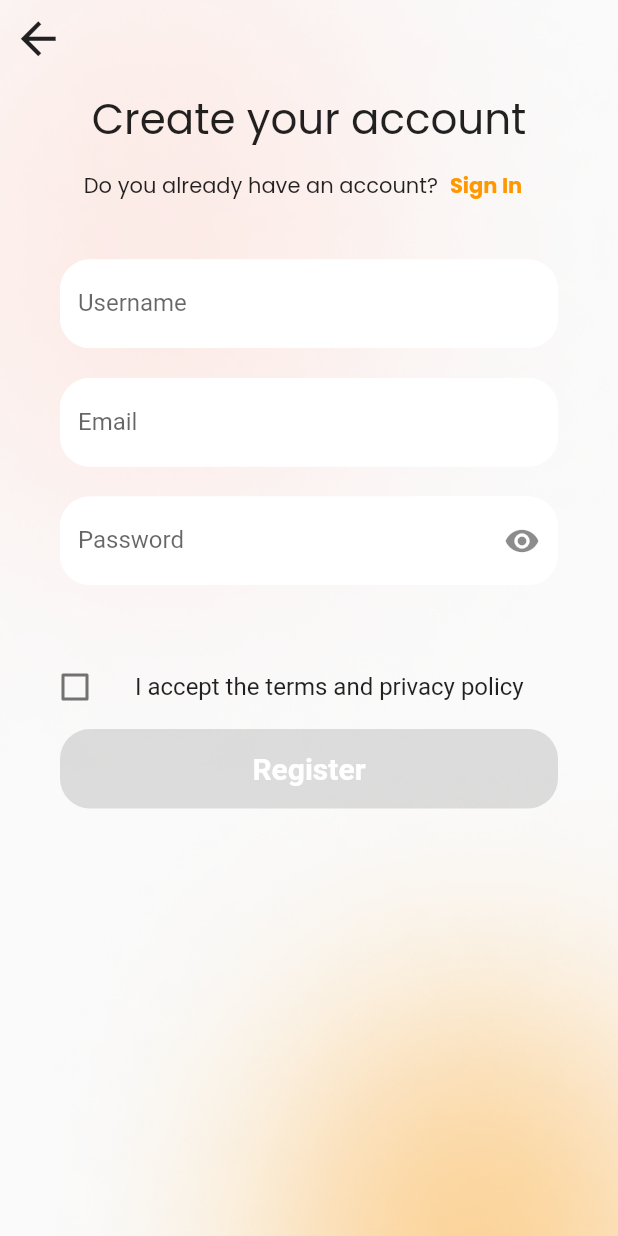
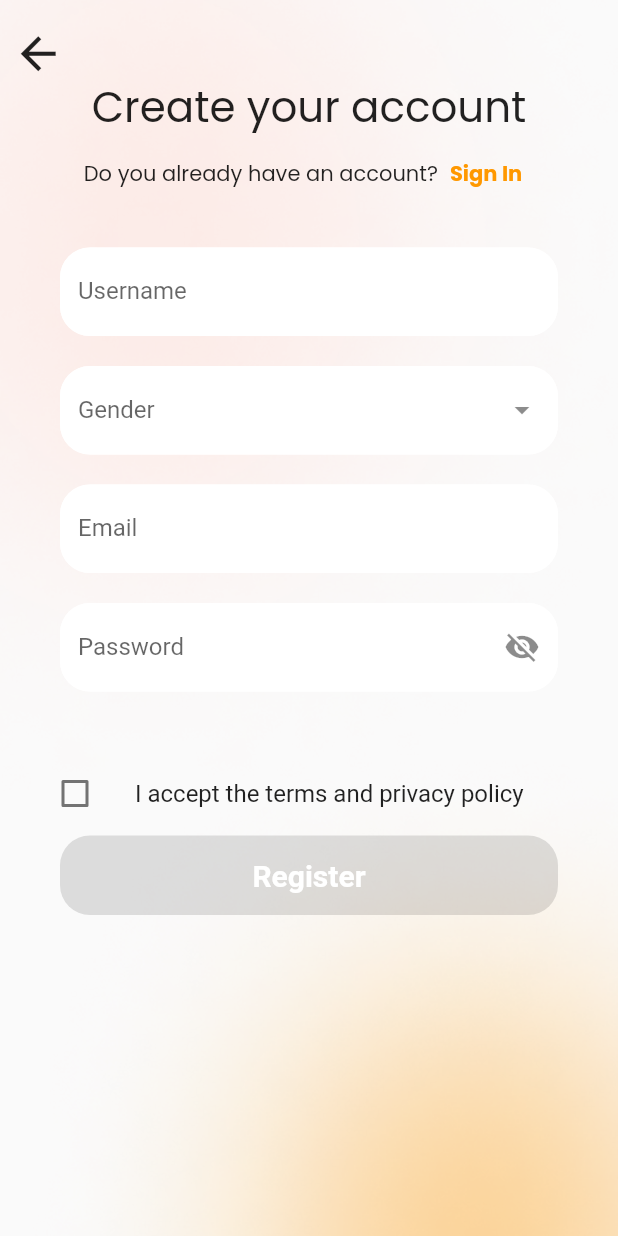
Before and after one commit to samyutomo/hybrd-app, a Flutter app: the SignUpMember screen opened directly, on a phone screen of 412 x 824 dp. Run offline on Flutter 3.47's test engine with Material 2 defaults, Android fonts, the phone set to English and light mode, and no system bars; our stand-ins replace lottie; missing offline and left inert: onboarding.

Commit message:
fix signup script, create signin page

```diff
--- a/lib/authentication/sign_up.dart
+++ b/lib/authentication/sign_up.dart
@@ -1,4 +1,5 @@
 import 'package:flutter/material.dart';
+import 'package:hybrd_app/authentication/sign_in.dart';
 
 class SignUpMember extends StatelessWidget {
   const SignUpMember({Key? key}) : super(key: key);
@@ -11,7 +12,10 @@ class SignUpMember extends StatelessWidget {
               children: [
                 Image.asset(
                   'images/background.png',
-          width: MediaQuery.of(context).size.width,
+                  width: MediaQuery
+                      .of(context)
+                      .size
+                      .width,
                   height: double.infinity,
                   fit: BoxFit.cover,
                 ),
@@ -20,18 +24,7 @@ class SignUpMember extends StatelessWidget {
                     crossAxisAlignment: CrossAxisAlignment.stretch,
                     children: [
                       Container(
-                alignment: Alignment.centerLeft,
-                child: IconButton(
-                    onPressed: () {
-                      Navigator.pop(context);
-                    },
-                    icon: const Icon(
-                      Icons.arrow_back,
-                      size: 35,
-                    )),
-              ),
-              Container(
-                margin: const EdgeInsets.only(top: 10),
+                        margin: const EdgeInsets.only(top: 50),
                         child: const Text(
                           "Create your account",
                           textAlign: TextAlign.center,
@@ -48,17 +41,16 @@ class SignUpMember extends StatelessWidget {
                           children: [
                             const Text(
                               "Do you already have an account?",
-                      style: TextStyle(fontFamily: 'Poppins', fontSize: 14),
+                              style: TextStyle(
+                                  fontFamily: 'Poppins', fontSize: 14),
                             ),
                             TextButton(
                               onPressed: () {
-                        showDialog(
-                            context: context,
-                            builder: (context) {
-                              return const AlertDialog(
-                                content: Text("Sign In"),
-                              );
-                            });
+                                Navigator.push(context, MaterialPageRoute(
+                                    builder: (context){
+                                      return const SignInMember();
+                                    }
+                                ));
                               },
                               child: const Text(
                                 "Sign In",
@@ -72,10 +64,63 @@ class SignUpMember extends StatelessWidget {
                           ],
                         ),
                       ),
-              const Padding(
-                padding: EdgeInsets.symmetric(horizontal: 40.0, vertical: 10.0),
-                child: TextField(
-                    decoration: InputDecoration(
+                      const InputField()
+                    ],
+                  ),
+                ),
+                Positioned(
+                  top: 10,
+                  child: Container(
+                    alignment: Alignment.centerLeft,
+                    child: IconButton(
+                        onPressed: () {
+                          Navigator.pop(context);
+                        },
+                        icon: const Icon(
+                          Icons.arrow_back,
+                          size: 35,
+                        )),
+                  ),
+                )
+              ],
+            )));
+  }
+}
+
+class InputField extends StatefulWidget {
+  const InputField({Key? key}) : super(key: key);
+
+  @override
+  State<StatefulWidget> createState() => _InputFieldState();
+}
+
+class _InputFieldState extends State<InputField> {
+  bool _hidePassword = true;
+  bool _agreeTerm = false;
+  final TextEditingController _controller = TextEditingController();
+  final _formKey = GlobalKey<FormState>();
+
+  @override
+  Widget build(BuildContext context) {
+    return Form(
+      key: _formKey,
+      child: Column(
+        crossAxisAlignment: CrossAxisAlignment.stretch,
+          children: [
+        Padding(
+          padding: const EdgeInsets.symmetric(horizontal: 40.0, vertical: 10.0),
+          child: TextFormField(
+              validator: (value) {
+                bool validUsername = RegExp(r"^[a-zA-Z0-9]+$").hasMatch(value!);
+                if (value.isEmpty) {
+                  return "Input can't be empty!";
+                } else if (!validUsername) {
+                  return "Input only text or combination text and number!";
+                } else {
+                  return null;
+                }
+              },
+              decoration: const InputDecoration(
                 hintText: "Your Username",
                 labelText: "Username",
                 filled: true,
@@ -88,10 +133,59 @@ class SignUpMember extends StatelessWidget {
                     borderSide: BorderSide(color: Colors.white)),
               )),
         ),
-              const Padding(
-                padding: EdgeInsets.symmetric(horizontal: 40.0, vertical: 10),
-                child: TextField(
+        Padding(
+          padding: const EdgeInsets.symmetric(horizontal: 40, vertical: 10),
+          child: TextFormField(
+            validator: (String? value) {
+              if (value?.compareTo("Male") != 0 && value?.compareTo("Female") != 0) {
+                return "Please choose from drop down choices!";
+              } else {
+                return null;
+              }
+            },
+            controller: _controller,
             decoration: InputDecoration(
+                suffixIcon: PopupMenuButton(
+                  icon: const Icon(Icons.arrow_drop_down),
+                  onSelected: (String value) {
+                    _controller.text = value;
+                  },
+                  itemBuilder: (BuildContext context) {
+                    return [
+                      const PopupMenuItem(value: "Male", child: Text("Male")),
+                      const PopupMenuItem(
+                          value: "Female", child: Text("Female"))
+                    ];
+                  },
+                ),
+                hintText: "Your Gender",
+                labelText: "Gender",
+                filled: true,
+                fillColor: Colors.white,
+                focusedBorder: const OutlineInputBorder(
+                    borderRadius: BorderRadius.all(Radius.circular(20)),
+                    borderSide: BorderSide(color: Colors.orange)),
+                enabledBorder: const OutlineInputBorder(
+                    borderRadius: BorderRadius.all(Radius.circular(20)),
+                    borderSide: BorderSide(color: Colors.white))),
+          ),
+        ),
+        Padding(
+            padding: const EdgeInsets.symmetric(horizontal: 40.0, vertical: 10),
+            child: TextFormField(
+                validator: (value) {
+                  bool validEmail =
+                  RegExp(r"^[a-zA-Z0-9_.-]+@[a-zA-Z0-9]+[a-zA-Z.]+$")
+                      .hasMatch(value!);
+                  if (value.isEmpty) {
+                    return "Input can't be empty!";
+                  } else if (!validEmail) {
+                    return "Please input valid email format. Ex: ironman@tonystark.com";
+                  } else {
+                    return null;
+                  }
+                },
+                decoration: const InputDecoration(
                     hintText: "Your Email",
                     labelText: "Email",
                     filled: true,
@@ -101,83 +195,77 @@ class SignUpMember extends StatelessWidget {
                         borderSide: BorderSide(color: Colors.orange)),
                     enabledBorder: OutlineInputBorder(
                         borderRadius: BorderRadius.all(Radius.circular(20)),
-                      borderSide: BorderSide(color: Colors.white)),
-                )),
-              ),
-              const Padding(
-                padding: EdgeInsets.only(top: 10.0, right: 40, left: 40, bottom: 40),
-                child: TextField(
-                    obscureText: true,
+                        borderSide: BorderSide(color: Colors.white))))),
+        Padding(
+          padding:
+          const EdgeInsets.only(top: 10.0, right: 40, left: 40, bottom: 40),
+          child: TextFormField(
+              validator: (value) {
+                if (value == null || value.isEmpty || value.length < 8) {
+                  return "Input can't be empty and less than 8 characters!";
+                } else {
+                  return null;
+                }
+              },
+              obscureText: _hidePassword,
               decoration: InputDecoration(
-                      suffixIcon: Icon(Icons.remove_red_eye),
+                suffixIcon: IconButton(
+                    onPressed: () {
+                      setState(() {
+                        _hidePassword = !_hidePassword;
+                      });
+                    },
+                    icon: Icon(_hidePassword
+                        ? Icons.visibility_off
+                        : Icons.visibility)),
                 hintText: "Input Password",
                 labelText: "Password",
                 filled: true,
                 fillColor: Colors.white,
-                      focusedBorder: OutlineInputBorder(
+                focusedBorder: const OutlineInputBorder(
                     borderRadius: BorderRadius.all(Radius.circular(20)),
                     borderSide: BorderSide(color: Colors.orange)),
-                      enabledBorder: OutlineInputBorder(
+                enabledBorder: const OutlineInputBorder(
                     borderRadius: BorderRadius.all(Radius.circular(20)),
                     borderSide: BorderSide(color: Colors.white)),
               )),
         ),
-              const AgreeTerms()
-
-            ],
-          ),
-        )
-      ],
-    )));
-  }
-}
-
-class AgreeTerms extends StatefulWidget{
-  const AgreeTerms({Key? key}) : super(key: key);
-
-  @override
-  State<StatefulWidget> createState() => _AgreeTermsState();
-}
-
-class _AgreeTermsState extends State<AgreeTerms>{
-  bool agree = false;
-  @override
-  Widget build(BuildContext context) {
-    return Column(
-      crossAxisAlignment: CrossAxisAlignment.stretch,
-      children: [
         Padding(
           padding: const EdgeInsets.symmetric(horizontal: 10.0),
           child: ListTile(
             leading: Checkbox(
-                value: agree,
-                onChanged: (bool? value){
+                value: _agreeTerm,
+                onChanged: (bool? value) {
                   setState(() {
-                    agree = value!;
+                    _agreeTerm = value!;
                   });
-                }
-            ),
+                }),
             title: const Text("I accept the terms and privacy policy"),
           ),
         ),
         Padding(
           padding: const EdgeInsets.symmetric(horizontal: 40.0),
           child: ElevatedButton(
-              onPressed: agree ?() {
-                showDialog(
-                    context: context,
+              onPressed: _agreeTerm
+                  ? () {
+                if (_formKey.currentState!.validate()) {
+                  ScaffoldMessenger.of(context).showSnackBar(
+                      const SnackBar(content: Text("Register Success"))
+                  );
+                } else {
+                  showDialog(context: context,
                       builder: (context) {
-                      return const AlertDialog(
-                        content: Text("Register success"),
+                        return const AlertDialog(content: Text("Error Input"));
+                      }
                   );
-                    });
-              } : null,
+                }
+              }
+                  : null,
               style: ButtonStyle(
                   shape: MaterialStateProperty.all(RoundedRectangleBorder(
                       borderRadius: BorderRadius.circular(20)))),
               child: const Padding(
-                padding:
-                EdgeInsets.symmetric(vertical: 15),
+                padding: EdgeInsets.symmetric(vertical: 15),
                 child: Text(
                   "Register",
                   style: TextStyle(
@@ -187,7 +275,7 @@ class _AgreeTermsState extends State<AgreeTerms>{
                 ),
               )),
         )
-      ],
+      ]),
     );
   }
 }
```
Also changed, not shown: lib/authentication/sign_in.dart (added, +43 -0 lines), lib/onboarding/onboard.dart (+8 -7 lines). Lines whose indentation alone changed are shown as unchanged.
